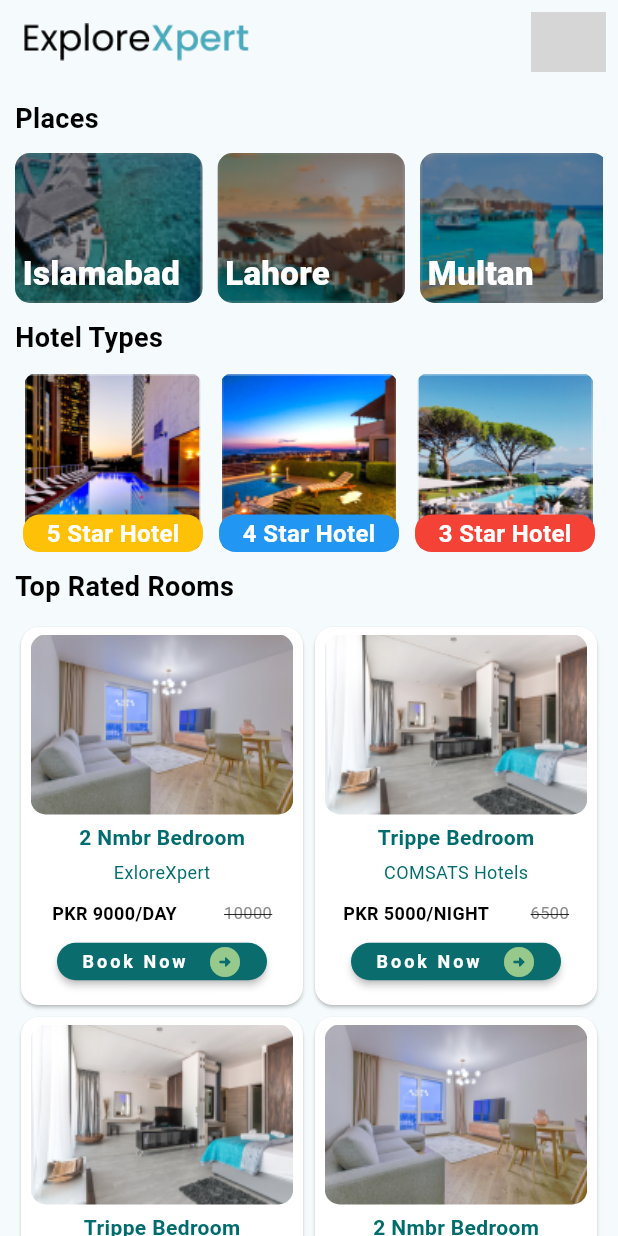
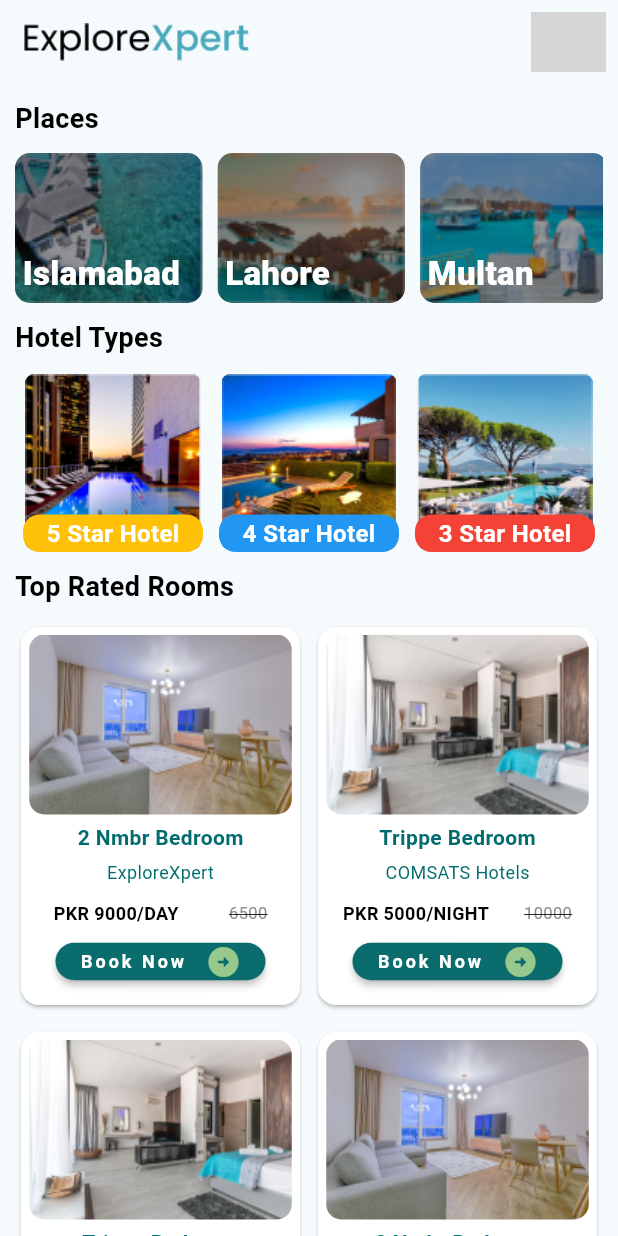
Before and after one commit to tahagoheer/ExploreXpert---Your-Tour-Planner-and-Assistant, a Flutter app: the HomePage screen opened directly, on a phone screen of 412 x 824 dp. Run offline on Flutter 3.47's test engine with Material 3 defaults, Android fonts, the phone set to English and light mode, and no system bars; our stand-ins replace firebase_auth, firebase_core, fluttertoast, font_awesome_flutter, google_sign_in; accounts and stored records are empty; grey boxes are pictures that could not be loaded.

```diff
--- a/lib/features/app/home_page.dart
+++ b/lib/features/app/home_page.dart
@@ -133,106 +133,16 @@ class _HomePageState extends State<HomePage> {
               const SectionHeading(
                 text: 'Top Rated Rooms',
               ),
-              const SingleChildScrollView(
-                child: Column(
-                  mainAxisAlignment: MainAxisAlignment.spaceBetween,
-                  children: [
-                    Row(
-                      children: [
-                        RoomCard(
-                          thumbnailpath: 'assets/images/allroom2.png',
-                          title: '2 Nmbr Bedroom',
-                          price: 9000,
-                          discount: 10000,
-                          currency: 'PKR',
-                          timespan: 'Day',
-                        ),
-                        RoomCard(
-                          thumbnailpath: 'assets/images/allroom1.png',
-                          title: 'Trippe Bedroom',
-                          price: 5000,
-                          discount: 6500,
-                          currency: 'PKR',
-                          timespan: 'Night',
-                          provider: 'COMSATS Hotels',
-                        ),
-                      ],
-                    ),
-                    Row(
-                      children: [
-                        RoomCard(
-                          thumbnailpath: 'assets/images/allroom1.png',
-                          title: 'Trippe Bedroom',
-                          price: 5000,
-                          discount: 6500,
-                          currency: 'PKR',
-                          timespan: 'Night',
-                          provider: 'Taha Goheer',
-                        ),
-                        RoomCard(
-                          thumbnailpath: 'assets/images/allroom2.png',
-                          title: '2 Nmbr Bedroom',
-                          price: 9000,
-                          discount: 10000,
-                          currency: 'PKR',
-                          timespan: 'Day',
-                        )
-                      ],
-                    ),
-                    Row(
-                      children: [
-                        RoomCard(
-                          thumbnailpath: 'assets/images/allroom2.png',
-                          title: '2 Nmbr Bedroom',
-                          price: 9000,
-                          discount: 10000,
-                          currency: 'PKR',
-                          timespan: 'Day',
-                          provider: 'COMSATS Hotels',
-                        ),
-                        RoomCard(
-                          thumbnailpath: 'assets/images/allroom1.png',
-                          title: 'Trippe Bedroom',
-                          price: 5000,
-                          discount: 6500,
-                          currency: 'PKR',
-                          timespan: 'Night',
-                          provider: 'Taha Goheer',
-                        ),
-                      ],
-                    ),
-                    Row(
-                      children: [
-                        RoomCard(
-                          thumbnailpath: 'assets/images/allroom1.png',
-                          title: 'Trippe Bedroom',
-                          price: 5000,
-                          discount: 6500,
-                          currency: 'PKR',
-                          timespan: 'Night',
-                        ),
-                        RoomCard(
-                          thumbnailpath: 'assets/images/allroom2.png',
-                          title: '2 Nmbr Bedroom',
-                          price: 9000,
-                          discount: 10000,
-                          currency: 'PKR',
-                          timespan: 'Day',
-                          provider: 'COMSATS Hotels',
-                        ),
-                      ],
-                    ),
-                  ],
-                ),
-              ),
-              GridView.builder(
+              SingleChildScrollView(
+                child: GridView.builder(
                   itemCount: 6,
                   shrinkWrap: true,
+                  physics: const NeverScrollableScrollPhysics(),
                   gridDelegate: const SliverGridDelegateWithFixedCrossAxisCount(
                     crossAxisCount: 2,
-                    mainAxisSpacing: 16.0,
-                    crossAxisSpacing: 16.0,
-                    mainAxisExtent: 288,
+                    mainAxisSpacing: 10.0,
+                    crossAxisSpacing: 4.0,
+                    mainAxisExtent: 260,
                   ),
                   itemBuilder: (_, index) => RoomCard(
                     thumbnailpath: thumbnailpaths[index],
@@ -242,7 +152,9 @@ class _HomePageState extends State<HomePage> {
                     price: prices[index],
                     timespan: timespans[index],
                     discount: discounts[index],
-                      )),
+                  ),
+                ),
+              ),
             ],
           ),
         ),
```
Lines whose indentation alone changed are shown as unchanged.
